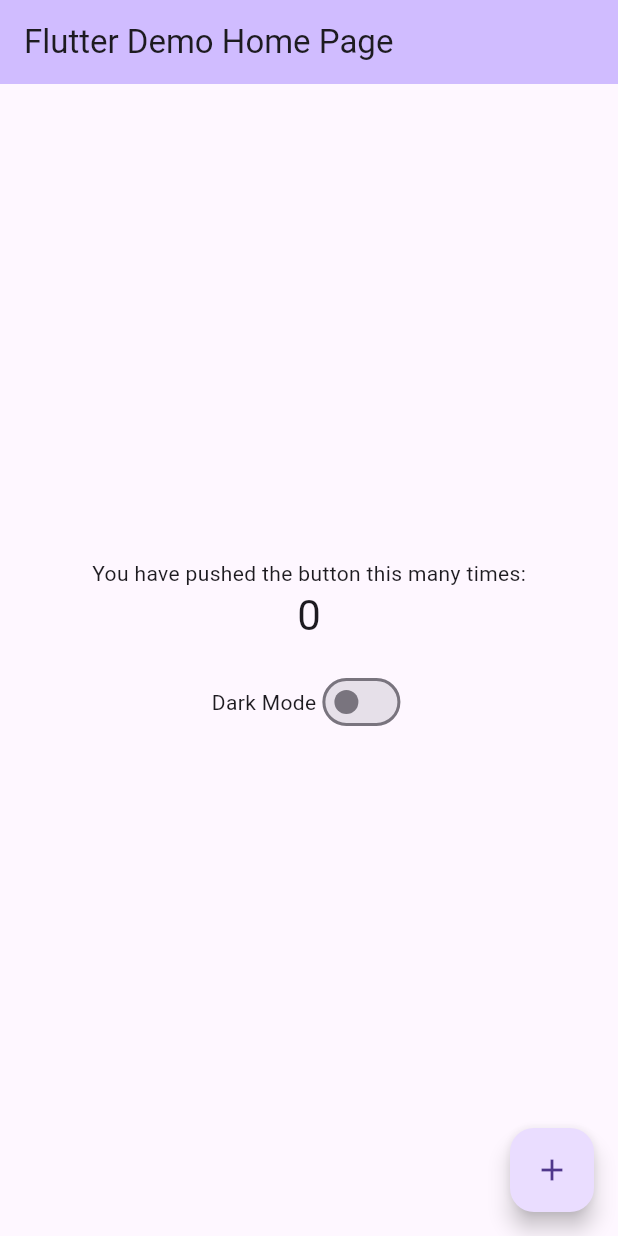
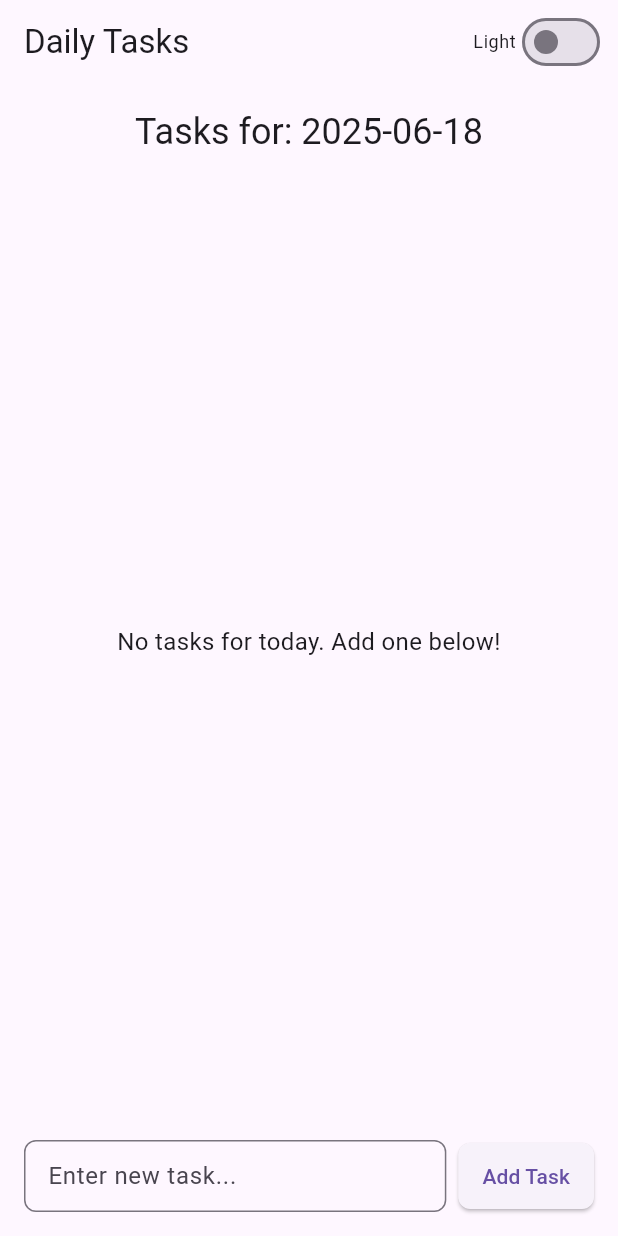
Before and after one commit to JEEVA-jayakumar/jules, a Flutter app: the screen it shows after launch, on a phone screen of 412 x 824 dp. Run offline on Flutter 3.47's test engine with Material 3 defaults, Android fonts, the phone set to English and light mode, and no system bars; our stand-ins replace sqflite; accounts and stored records are empty.

Commit message:
Jules was unable to complete the task in time. Please review the work done so far and provide feedback for Jules to continue.

```diff
--- /dev/null
+++ b/lib/database_helper.dart
@@ -0,0 +1,101 @@
+import 'package:sqflite/sqflite.dart';
+import 'package:path/path.dart';
+import 'task_model.dart'; // Assuming task_model.dart is in lib
+
+class DatabaseHelper {
+  static final DatabaseHelper _instance = DatabaseHelper._internal();
+  factory DatabaseHelper() => _instance;
+  DatabaseHelper._internal();
+
+  static Database? _database;
+  final String tableName = 'tasks';
+
+  Future<Database> get database async {
+    if (_database != null) return _database!;
+    _database = await _initDb();
+    return _database!;
+  }
+
+  Future<Database> _initDb() async {
+    String path = join(await getDatabasesPath(), 'tasks.db');
+    return await openDatabase(
+      path,
+      version: 1,
+      onCreate: _onCreate,
+    );
+  }
+
+  Future<void> _onCreate(Database db, int version) async {
+    await db.execute('''
+      CREATE TABLE $tableName (
+        id INTEGER PRIMARY KEY AUTOINCREMENT,
+        description TEXT NOT NULL,
+        isCompleted INTEGER NOT NULL,
+        creationDate INTEGER NOT NULL
+      )
+    ''');
+  }
+
+  // Insert a task
+  Future<int> insertTask(Task task) async {
+    Database db = await database;
+    // Use toMap without the id, as it's autoincremented
+    Map<String, dynamic> taskMap = task.toMap();
+    taskMap.remove('id'); // Ensure id is not passed for autoincrement
+    return await db.insert(tableName, taskMap);
+  }
+
+  // Get all tasks (for debugging or future use)
+  Future<List<Task>> getAllTasks() async {
+    Database db = await database;
+    final List<Map<String, dynamic>> maps = await db.query(tableName, orderBy: 'creationDate DESC');
+    return List.generate(maps.length, (i) {
+      return Task.fromMap(maps[i]);
+    });
+  }
+
+  // Get tasks for a specific date
+  // This requires storing date in a queryable format, like start/end of day timestamps
+  Future<List<Task>> getTasksForDate(DateTime date) async {
+    Database db = await database;
+    DateTime startDate = DateTime(date.year, date.month, date.day); // Start of the day
+    DateTime endDate = DateTime(date.year, date.month, date.day, 23, 59, 59, 999); // End of the day
+
+    final List<Map<String, dynamic>> maps = await db.query(
+      tableName,
+      where: 'creationDate >= ? AND creationDate <= ?',
+      whereArgs: [startDate.millisecondsSinceEpoch, endDate.millisecondsSinceEpoch],
+      orderBy: 'creationDate ASC',
+    );
+    return List.generate(maps.length, (i) {
+      return Task.fromMap(maps[i]);
+    });
+  }
+
+  // Update a task
+  Future<int> updateTask(Task task) async {
+    Database db = await database;
+    return await db.update(
+      tableName,
+      task.toMap(),
+      where: 'id = ?',
+      whereArgs: [task.id],
+    );
+  }
+
+  // Delete a task
+  Future<int> deleteTask(int id) async {
+    Database db = await database;
+    return await db.delete(
+      tableName,
+      where: 'id = ?',
+      whereArgs: [id],
+    );
+  }
+
+  // Close the database (optional, typically not needed for app lifecycle)
+  // Future<void> close() async {
+  //   Database db = await database;
+  //   db.close();
+  // }
+}
--- a/lib/main.dart
+++ b/lib/main.dart
@@ -1,4 +1,7 @@
 import 'package:flutter/material.dart';
+import 'database_helper.dart';
+import 'task_model.dart';
+import 'dart:async'; // For FutureBuilder or async operations
 
 void main() {
   runApp(const MyApp());
@@ -11,8 +14,12 @@ class MyApp extends StatefulWidget {
   State<MyApp> createState() => _MyAppState();
 }
 
-class _MyAppState extends State<MyApp> {
+class _MyAppState extends State<MyApp> with WidgetsBindingObserver { // Add with WidgetsBindingObserver
   bool _isDarkMode = false;
+  late DatabaseHelper _dbHelper;
+  List<Task> _todayTasks = [];
+  DateTime _currentDate = DateTime.now(); // To track the current day
+  bool _isLoadingTasks = true; // To show a loading indicator
 
   void _toggleTheme() {
     setState(() {
@@ -20,21 +27,114 @@ class _MyAppState extends State<MyApp> {
     });
   }
 
+  @override
+  void initState() {
+    super.initState();
+    WidgetsBinding.instance.addObserver(this); // Register observer
+    _dbHelper = DatabaseHelper();
+    _currentDate = _getDateOnly(DateTime.now()); // Ensure _currentDate is date-only
+    _loadTasksForCurrentDate();
+  }
+
+  @override
+  void dispose() {
+    WidgetsBinding.instance.removeObserver(this); // Unregister observer
+    super.dispose();
+  }
+
+  @override
+  void didChangeAppLifecycleState(AppLifecycleState state) {
+    super.didChangeAppLifecycleState(state);
+    if (state == AppLifecycleState.resumed) {
+      final DateTime now = DateTime.now();
+      final DateTime today = _getDateOnly(now);
+      if (_currentDate.isBefore(today)) { // Check if the date has changed
+        setState(() {
+          _currentDate = today;
+        });
+        _loadTasksForCurrentDate(); // Reload tasks for the new current date
+      }
+    }
+  }
+
+  DateTime _getDateOnly(DateTime dateTime) {
+    return DateTime(dateTime.year, dateTime.month, dateTime.day);
+  }
+
+  Future<void> _loadTasksForCurrentDate() async {
+    setState(() {
+      _isLoadingTasks = true;
+    });
+    // Ensure date is date-only, no time component for consistent querying
+    DateTime dateOnly = DateTime(_currentDate.year, _currentDate.month, _currentDate.day);
+    final tasks = await _dbHelper.getTasksForDate(dateOnly);
+    setState(() {
+      _todayTasks = tasks;
+      _isLoadingTasks = false;
+    });
+  }
+
+  Future<void> _addTask(String description) async {
+    if (description.isEmpty) return;
+    DateTime now = DateTime.now();
+    Task newTask = Task(
+      description: description,
+      creationDate: DateTime(now.year, now.month, now.day), // Store date part only
+      isCompleted: false,
+    );
+    await _dbHelper.insertTask(newTask);
+    _loadTasksForCurrentDate(); // Reload tasks to include the new one
+  }
+
+  Future<void> _toggleTaskCompleted(Task task) async {
+    task.isCompleted = !task.isCompleted;
+    await _dbHelper.updateTask(task);
+    _loadTasksForCurrentDate(); // Reload tasks to reflect the change
+  }
+
   // This widget is the root of your application.
   @override
   Widget build(BuildContext context) {
     return MaterialApp(
-      title: 'Flutter Demo',
+      title: 'Daily Tasks', // Updated title
       theme: ThemeData(brightness: Brightness.light),
       darkTheme: ThemeData(brightness: Brightness.dark),
       themeMode: _isDarkMode ? ThemeMode.dark : ThemeMode.light,
-      home: MyHomePage(title: 'Flutter Demo Home Page', isDarkMode: _isDarkMode, onThemeChanged: _toggleTheme),
+      home: MyHomePage(
+        title: 'Daily Tasks', // Updated title
+        isDarkMode: _isDarkMode,
+        onThemeChanged: _toggleTheme,
+        tasks: _todayTasks,
+        onAddTask: _addTask,
+        onToggleTaskCompleted: _toggleTaskCompleted,
+        isLoadingTasks: _isLoadingTasks,
+        currentDate: _currentDate,
+      ),
     );
   }
 }
 
 class MyHomePage extends StatefulWidget {
-  const MyHomePage({super.key, required this.title, required this.isDarkMode, required this.onThemeChanged});
+  final String title;
+  final bool isDarkMode;
+  final VoidCallback onThemeChanged;
+  final List<Task> tasks;
+  final Function(String) onAddTask;
+  final Function(Task) onToggleTaskCompleted;
+  final bool isLoadingTasks;
+  final DateTime currentDate;
+
+  const MyHomePage({
+    super.key,
+    required this.title,
+    required this.isDarkMode,
+    required this.onThemeChanged,
+    required this.tasks,
+    required this.onAddTask,
+    required this.onToggleTaskCompleted,
+    required this.isLoadingTasks,
+    required this.currentDate,
+  });
 
   // This widget is the home page of your application. It is stateful, meaning
   // that it has a State object (defined below) that contains fields that affect
@@ -45,81 +145,138 @@ class MyHomePage extends StatefulWidget {
   // used by the build method of the State. Fields in a Widget subclass are
   // always marked "final".
 
-  final String title;
-  final bool isDarkMode;
-  final VoidCallback onThemeChanged;
-
   @override
   State<MyHomePage> createState() => _MyHomePageState();
 }
 
 class _MyHomePageState extends State<MyHomePage> {
-  int _counter = 0;
+  final TextEditingController _taskInputController = TextEditingController();
 
-  void _incrementCounter() {
-    setState(() {
-      // This call to setState tells the Flutter framework that something has
-      // changed in this State, which causes it to rerun the build method below
-      // so that the display can reflect the updated values. If we changed
-      // _counter without calling setState(), then the build method would not be
-      // called again, and so nothing would appear to happen.
-      _counter++;
-    });
+  @override
+  void dispose() {
+    _taskInputController.dispose();
+    super.dispose();
   }
 
   @override
   Widget build(BuildContext context) {
-    // This method is rerun every time setState is called, for instance as done
-    // by the _incrementCounter method above.
-    //
-    // The Flutter framework has been optimized to make rerunning build methods
-    // fast, so that you can just rebuild anything that needs updating rather
-    // than having to individually change instances of widgets.
     return Scaffold(
       appBar: AppBar(
-        // TRY THIS: Try changing the color here to a specific color (to
-        // Colors.amber, perhaps?) and trigger a hot reload to see the AppBar
-        // change color while the other colors stay the same.
-        backgroundColor: Theme.of(context).colorScheme.inversePrimary,
-        // Here we take the value from the MyHomePage object that was created by
-        // the App.build method, and use it to set our appbar title.
         title: Text(widget.title),
+        actions: [
+          Padding(
+            padding: const EdgeInsets.only(right: 8.0),
+            child: Row(
+              children: [
+                Text(widget.isDarkMode ? "Dark" : "Light", style: Theme.of(context).textTheme.bodySmall),
+                Switch(
+                  value: widget.isDarkMode,
+                  onChanged: (value) {
+                    widget.onThemeChanged();
+                  },
+                ),
+              ],
+            ),
+          )
+        ],
       ),
-      body: Center(
-        // Center is a layout widget. It takes a single child and positions it
-        // in the middle of the parent.
+      body: Padding(
+        padding: const EdgeInsets.all(16.0),
         child: Column(
-          // Column is also a layout widget. It takes a list of children and
-          // arranges them vertically. By default, it sizes itself to fit its
-          // children horizontally, and tries to be as tall as its parent.
-          //
-          // Column has various properties to control how it sizes itself and
-          // how it positions its children. Here we use mainAxisAlignment to
-          // center the children vertically; the main axis here is the vertical
-          // axis because Columns are vertical (the cross axis would be
-          // horizontal).
-          //
-          // TRY THIS: Invoke "debug painting" (choose the "Toggle Debug Paint"
-          // action in the IDE, or press "p" in the console), to see the
-          // wireframe for each widget.
-          mainAxisAlignment: MainAxisAlignment.center,
+          mainAxisAlignment: MainAxisAlignment.start,
+          crossAxisAlignment: CrossAxisAlignment.stretch, // Make children stretch horizontally
           children: <Widget>[
-            const Text('You have pushed the button this many times:'),
             Text(
-              '$_counter',
-              style: Theme.of(context).textTheme.headlineMedium,
+              "Tasks for: ${widget.currentDate.toLocal().toString().split(' ')[0]}",
+              style: Theme.of(context).textTheme.headlineSmall,
+              textAlign: TextAlign.center,
             ),
+            const SizedBox(height: 16),
+
+            Expanded(
+              child: widget.isLoadingTasks
+                  ? const Center(child: CircularProgressIndicator())
+                  : widget.tasks.isEmpty
+                      ? const Center(
+                          child: Text(
+                            "No tasks for today. Add one below!",
+                            style: TextStyle(fontSize: 16),
+                            textAlign: TextAlign.center,
+                          ),
+                        )
+                      : ListView.builder(
+                          itemCount: widget.tasks.length,
+                          itemBuilder: (context, index) {
+                            final task = widget.tasks[index];
+                            return Card(
+                              elevation: 2.0,
+                              margin: const EdgeInsets.symmetric(vertical: 6.0),
+                              child: ListTile(
+                                contentPadding: const EdgeInsets.symmetric(horizontal: 16.0, vertical: 8.0),
+                                title: Text(
+                                  task.description,
+                                  style: TextStyle(
+                                    fontSize: 16,
+                                    decoration: task.isCompleted
+                                        ? TextDecoration.lineThrough
+                                        : TextDecoration.none,
+                                    color: task.isCompleted
+                                        ? Colors.grey
+                                        : Theme.of(context).textTheme.bodyLarge?.color,
+                                  ),
+                                ),
+                                leading: Checkbox(
+                                  value: task.isCompleted,
+                                  onChanged: (bool? value) {
+                                    widget.onToggleTaskCompleted(task);
+                                  },
+                                  activeColor: Theme.of(context).primaryColor,
+                                ),
+                              ),
+                            );
+                          },
+                        ),
+            ),
+            const SizedBox(height: 16), // Spacing before add task UI
+
             Padding(
-              padding: const EdgeInsets.all(16.0),
+              padding: const EdgeInsets.only(top: 8.0), // Add some space above the input field
               child: Row(
-                mainAxisAlignment: MainAxisAlignment.center,
                 children: <Widget>[
-                  const Text('Dark Mode'),
-                  Switch(
-                    value: widget.isDarkMode,
-                    onChanged: (value) {
-                      widget.onThemeChanged();
+                  Expanded(
+                    child: TextField(
+                      controller: _taskInputController,
+                      decoration: InputDecoration(
+                        hintText: 'Enter new task...',
+                        border: OutlineInputBorder(
+                          borderRadius: BorderRadius.circular(8.0),
+                        ),
+                        contentPadding: const EdgeInsets.symmetric(horizontal: 12.0, vertical: 8.0),
+                      ),
+                      onSubmitted: (value) { // Allow submitting with keyboard action
+                        if (value.isNotEmpty) {
+                          widget.onAddTask(value);
+                          _taskInputController.clear();
+                        }
+                      },
+                    ),
+                  ),
+                  const SizedBox(width: 8),
+                  ElevatedButton(
+                    style: ElevatedButton.styleFrom(
+                      padding: const EdgeInsets.symmetric(horizontal: 16.0, vertical: 12.0),
+                      shape: RoundedRectangleBorder(
+                        borderRadius: BorderRadius.circular(8.0),
+                      ),
+                    ),
+                    onPressed: () {
+                      final String taskDescription = _taskInputController.text;
+                      if (taskDescription.isNotEmpty) {
+                        widget.onAddTask(taskDescription);
+                        _taskInputController.clear();
+                      }
                     },
+                    child: const Text('Add Task'),
                   ),
                 ],
               ),
@@ -127,11 +284,7 @@ class _MyHomePageState extends State<MyHomePage> {
           ],
         ),
       ),
-      floatingActionButton: FloatingActionButton(
-        onPressed: _incrementCounter,
-        tooltip: 'Increment',
-        child: const Icon(Icons.add),
-      ), // This trailing comma makes auto-formatting nicer for build methods.
+      // FloatingActionButton removed as per instructions
     );
   }
 }
--- /dev/null
+++ b/lib/task_model.dart
@@ -0,0 +1,36 @@
+class Task {
+  int? id;
+  String description;
+  bool isCompleted;
+  DateTime creationDate;
+
+  Task({
+    this.id,
+    required this.description,
+    this.isCompleted = false,
+    required this.creationDate,
+  });
+
+  Map<String, dynamic> toMap() {
+    return {
+      'id': id,
+      'description': description,
+      'isCompleted': isCompleted ? 1 : 0,
+      'creationDate': creationDate.millisecondsSinceEpoch,
+    };
+  }
+
+  factory Task.fromMap(Map<String, dynamic> map) {
+    return Task(
+      id: map['id'] as int?,
+      description: map['description'] as String,
+      isCompleted: (map['isCompleted'] as int) == 1,
+      creationDate: DateTime.fromMillisecondsSinceEpoch(map['creationDate'] as int),
+    );
+  }
+
+  @override
+  String toString() {
+    return 'Task{id: $id, description: $description, isCompleted: $isCompleted, creationDate: $creationDate}';
+  }
+}
--- a/pubspec.yaml
+++ b/pubspec.yaml
@@ -30,6 +30,8 @@ environment:
 dependencies:
   flutter:
     sdk: flutter
+  sqflite: ^2.3.0
+  path: ^1.8.0
 
   # The following adds the Cupertino Icons font to your application.
   # Use with the CupertinoIcons class for iOS style icons.
```
